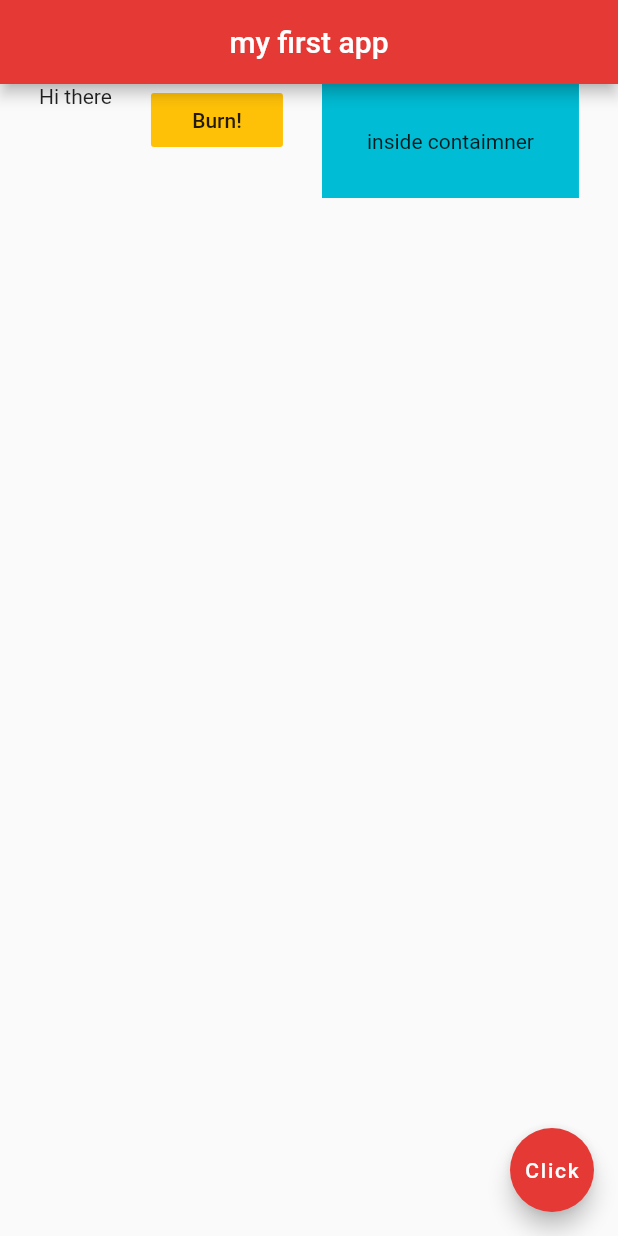
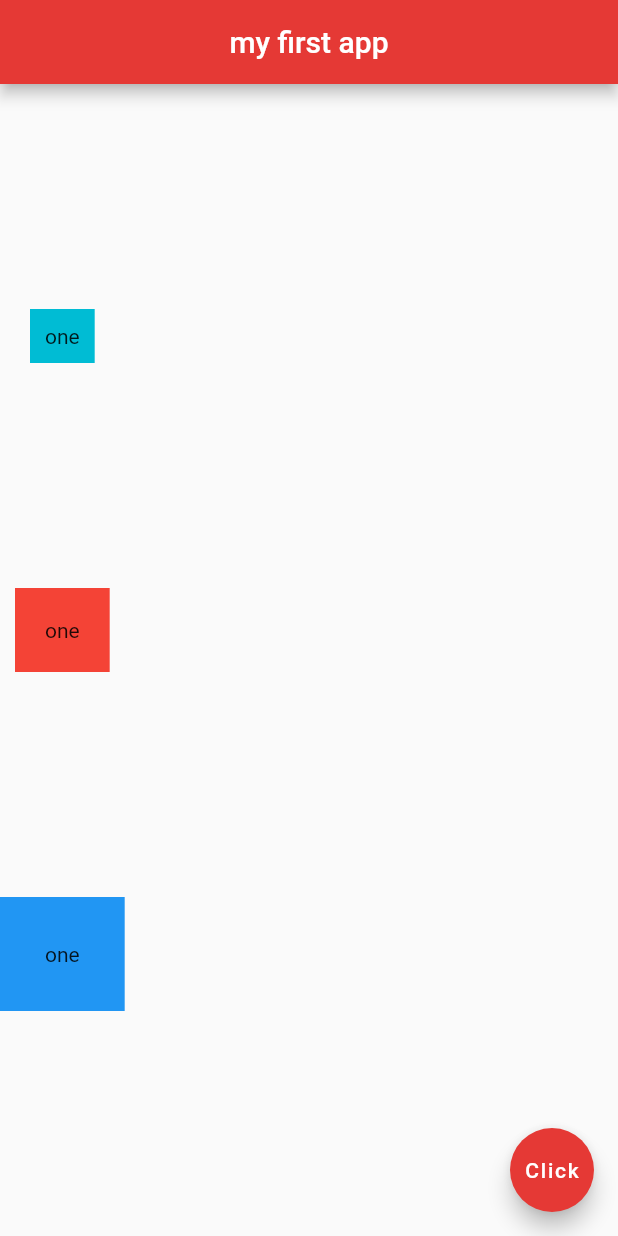
Before and after one commit to SimonB87/flutter-app, a Flutter app: the screen it shows after launch, on a phone screen of 412 x 824 dp. Run offline on Flutter 3.47's test engine with Material 2 defaults, Android fonts, the phone set to English and light mode, and no system bars.

Commit message:
Lesson 12 - Column widget with alignement

```diff
--- a/lib/main.dart
+++ b/lib/main.dart
@@ -14,21 +14,25 @@ class Home extends StatelessWidget {
         centerTitle: true,
         backgroundColor: Colors.red[600],
       ),
-      body: Row(
+      body: Column(
         mainAxisAlignment: MainAxisAlignment.spaceEvenly,
-        crossAxisAlignment: CrossAxisAlignment.start,
+        crossAxisAlignment: CrossAxisAlignment.center,
         children: <Widget>[
-          Text("Hi there"),
-          FlatButton(
-            onPressed: () {},
-            color: Colors.amber,
-            child: Text("Burn!"),
+          Container(
+            padding: EdgeInsets.all(10.0),
+            color: Colors.cyan,
+            child: Text("one"),
           ),
           Container(
-            color: Colors.cyan,
+            padding: EdgeInsets.all(20.0),
+            color: Colors.red,
+            child: Text("one"),
+          ),
+          Container(
             padding: EdgeInsets.all(30.0),
-            child: Text("inside contaimner"),
-          )
+            color: Colors.blue,
+            child: Text("one"),
+          ),
         ],
       ),
       floatingActionButton: FloatingActionButton(
```
